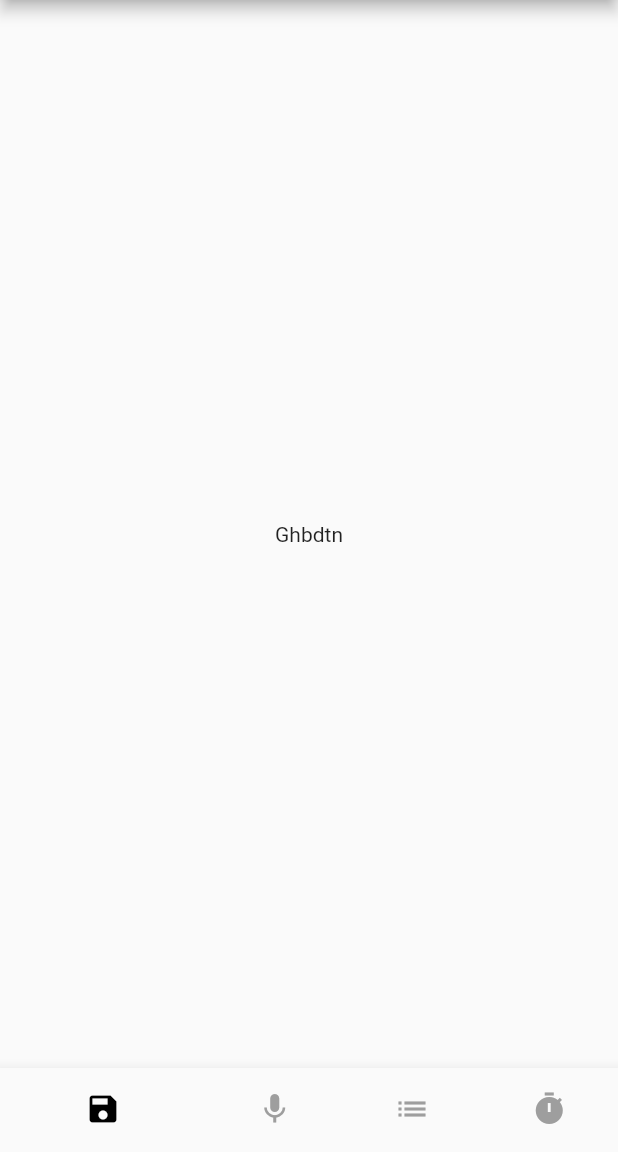
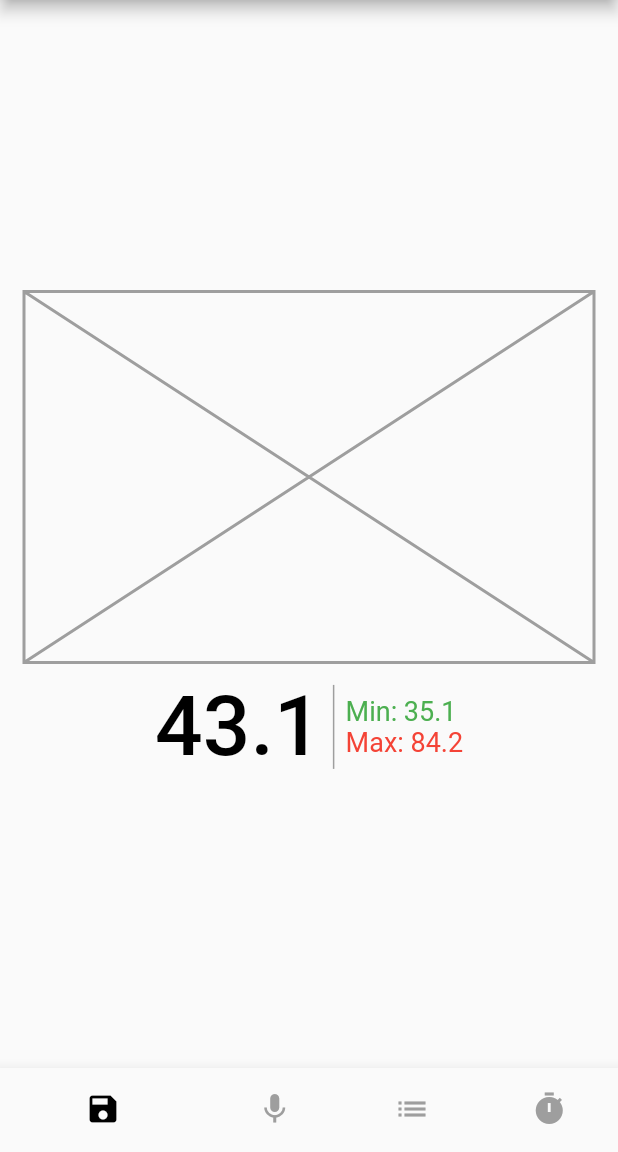
Before and after one commit to denisbrkv/sound_level_meter, a Flutter app: the screen it shows after launch, on a phone screen of 412 x 824 dp, the part 84-1236 px from its top. Run offline on Flutter 3.47's test engine with Material 2 defaults, Android fonts, the phone set to English and light mode, and no system bars.

Commit message:
add SoundLevelView

```diff
--- a/lib/main.dart
+++ b/lib/main.dart
@@ -44,6 +44,53 @@ class SoundLevelMeter extends StatelessWidget {
 
   @override
   Widget build(BuildContext context) {
-    return Center(child: Text('Ghbdtn'));
+    return Center(
+        child: Column(
+      mainAxisAlignment: MainAxisAlignment.center,
+      children: [
+        Padding(
+          padding: const EdgeInsets.symmetric(horizontal: 16.0),
+          child: Placeholder(
+            color: Colors.grey,
+            fallbackHeight: MediaQuery.of(context).size.height * 0.3,
+          ),
+        ),
+        SizedBox(height: 10),
+        IntrinsicHeight(
+          child: Row(
+            mainAxisAlignment: MainAxisAlignment.center,
+            children: [
+              const Text(
+                '43.1',
+                style: TextStyle(
+                    fontSize: 56,
+                    color: Colors.black,
+                    fontWeight: FontWeight.w500),
+              ),
+              const VerticalDivider(
+                thickness: 1,
+                color: Colors.grey,
+                indent: 5,
+                endIndent: 5,
+              ),
+              Column(
+                crossAxisAlignment: CrossAxisAlignment.start,
+                mainAxisAlignment: MainAxisAlignment.center,
+                children: [
+                  Text(
+                    'Min: 35.1',
+                    style: TextStyle(fontSize: 18, color: Colors.green),
+                  ),
+                  Text(
+                    'Max: 84.2',
+                    style: TextStyle(fontSize: 18, color: Colors.red),
+                  ),
+                ],
+              )
+            ],
+          ),
+        )
+      ],
+    ));
   }
 }
```
